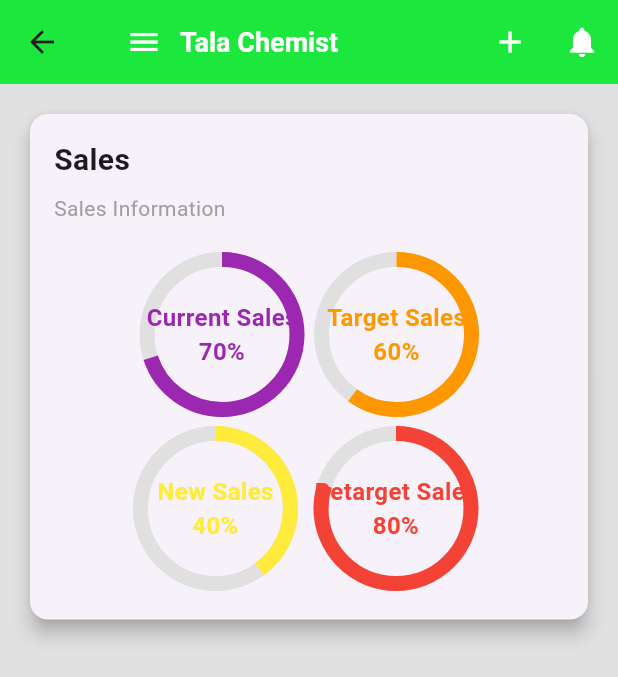
After one commit to BrianKawinzi/medfast_go, a Flutter app: the HomeScreen screen opened by its route, on a phone screen of 412 x 824 dp. The commit adds this screen. Shown: the top 677 px of the screen. Run offline on Flutter 3.47's test engine with Material 3 defaults, Android fonts, the phone set to English and light mode, and no system bars; our stand-ins replace geolocator, image_picker, permission_handler, shared_preferences, sqflite; accounts and stored records are empty.

Commit message:
sales tile

```diff
--- a/lib/main.dart
+++ b/lib/main.dart
@@ -6,6 +6,7 @@ import 'package:medfast_go/models/product.dart';
 import 'package:medfast_go/pages/brand_intro.dart';
 import 'package:medfast_go/pages/forgot_password.dart';
 import 'package:medfast_go/pages/home_page.dart';
+import 'package:medfast_go/pages/home_screen.dart';
 import 'package:medfast_go/pages/log_in.dart';
 import 'package:medfast_go/pages/sign_up.dart';
 import 'package:medfast_go/pages/splash_screen.dart';
@@ -32,6 +33,7 @@ class MyApp extends StatelessWidget {
         '/splash': (context) =>  const SplashScreen(),
         '/HomePage': (context) => const HomePage(),
         '/login': (context) => LoginPage(),
+        '/home':(context) => HomeScreen(),
         '/signUp': (context) {
           final Map<String, dynamic> args =
               ModalRoute.of(context)!.settings.arguments as Map<String, dynamic>;
--- /dev/null
+++ b/lib/pages/home_screen.dart
@@ -0,0 +1,151 @@
+import 'package:flutter/material.dart';
+
+class HomeScreen extends StatelessWidget {
+  const HomeScreen({Key? key});
+
+  @override
+  Widget build(BuildContext context) {
+    return Scaffold(
+      backgroundColor: Colors.grey[300],
+      appBar: AppBar(
+        backgroundColor: Color.fromARGB(255, 16, 253, 44),
+        elevation: 10.0,
+        title: Row(
+          children: [
+            // Burger menu
+            IconButton(
+              onPressed: () {
+                // Handle burger functionality
+              },
+              icon: Icon(
+                Icons.menu,
+                color: Colors.white,
+              ),
+            ),
+
+            // Chemist name
+            Text(
+              'Tala Chemist',
+              style: TextStyle(
+                color: Colors.white,
+                fontSize: 18.0,
+                fontWeight: FontWeight.bold,
+              ),
+            ),
+          ],
+        ),
+        actions: [
+          // Add button
+          IconButton(
+            onPressed: () {
+              // Handle add logic here
+            },
+            icon: Icon(
+              Icons.add,
+              color: Colors.white,
+            ),
+          ),
+
+          // Notifications button
+          IconButton(
+            onPressed: () {
+              // Handle notification logic here
+            },
+            icon: Icon(
+              Icons.notifications,
+              color: Colors.white,
+            ),
+          ),
+        ],
+      ),
+      body: Padding(
+        padding: const EdgeInsets.all(16.0),
+        child: Column(
+          crossAxisAlignment: CrossAxisAlignment.stretch,
+          children: [
+            // Sales tile
+            Card(
+              elevation: 5.0,
+              child: Padding(
+                padding: const EdgeInsets.all(16.0),
+                child: Column(
+                  crossAxisAlignment: CrossAxisAlignment.start,
+                  children: [
+                    Text(
+                      'Sales',
+                      style: TextStyle(
+                        fontSize: 20.0,
+                        fontWeight: FontWeight.bold,
+                      ),
+                    ),
+                    SizedBox(height: 8.0),
+                    Text(
+                      'Sales Information',
+                      style: TextStyle(
+                        color: Colors.grey,
+                      ),
+                    ),
+                    SizedBox(height: 16.0),
+                    // Progress Indicators
+                    _buildHorizontalProgressIndicators('Current Sales', 70,
+                        Colors.purple, 'Target Sales', 60, Colors.orange),
+                    _buildHorizontalProgressIndicators('New Sales', 40,
+                        Colors.yellow, 'Retarget Sales', 80, Colors.red),
+                  ],
+                ),
+              ),
+            ),
+          ],
+        ),
+      ),
+    );
+  }
+
+  // Helper method to build circular progress indicators
+  Widget _buildHorizontalProgressIndicators(String title1, int percentage1,
+      Color color1, String title2, int percentage2, Color color2) {
+    return Padding(
+      padding: const EdgeInsets.symmetric(vertical: 8.0),
+      child: Column(
+        children: [
+          Row(
+            mainAxisAlignment: MainAxisAlignment.center,
+            children: [
+              _buildCircularProgressIndicator(title1, percentage1, color1),
+              SizedBox(width: 16.0),
+              _buildCircularProgressIndicator(title2, percentage2, color2),
+            ],
+          ),
+        ],
+      ),
+    );
+  }
+
+  Widget _buildCircularProgressIndicator(
+      String title, int percentage, Color color) {
+    return Stack(
+      alignment: Alignment.center,
+      children: [
+        SizedBox(
+          width: 100.0,
+          height: 100.0,
+          child: CircularProgressIndicator(
+            value: percentage / 100,
+            strokeWidth: 10.0,
+            valueColor: AlwaysStoppedAnimation<Color>(color),
+            backgroundColor: Colors.grey[300], // Grey background
+          ),
+        ),
+        Text(
+          '$title\n$percentage%',
+          textAlign: TextAlign.center,
+          style: TextStyle(
+            color: color,
+            fontWeight: FontWeight.bold,
+            fontSize: 16.0,
+          ),
+        ),
+      ],
+    );
+  }
+}
```
